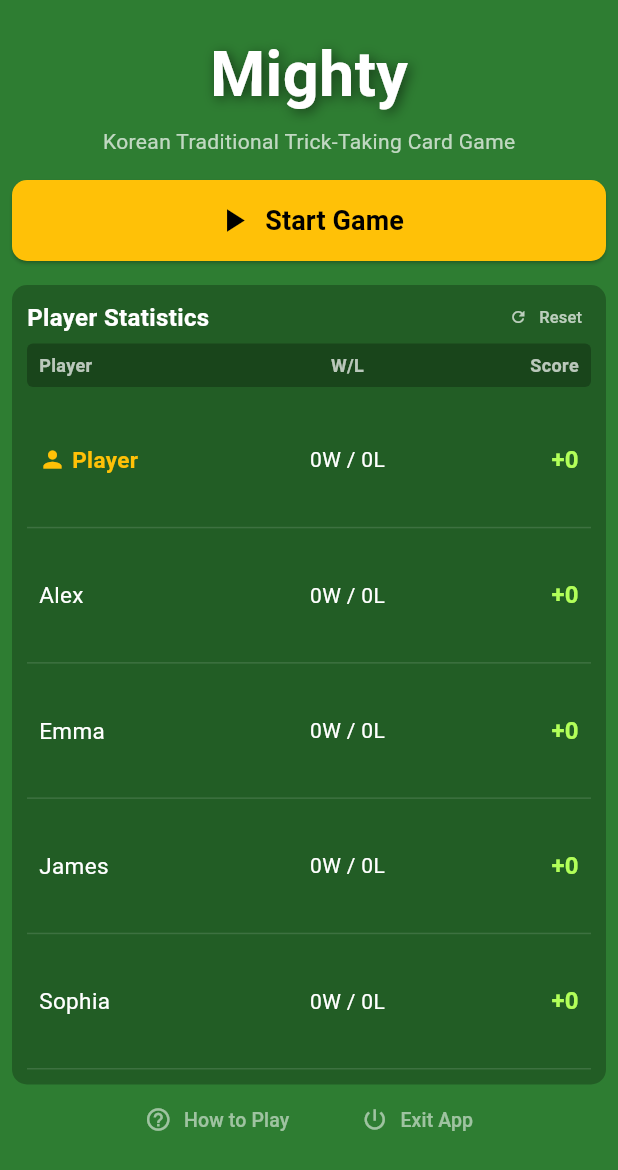
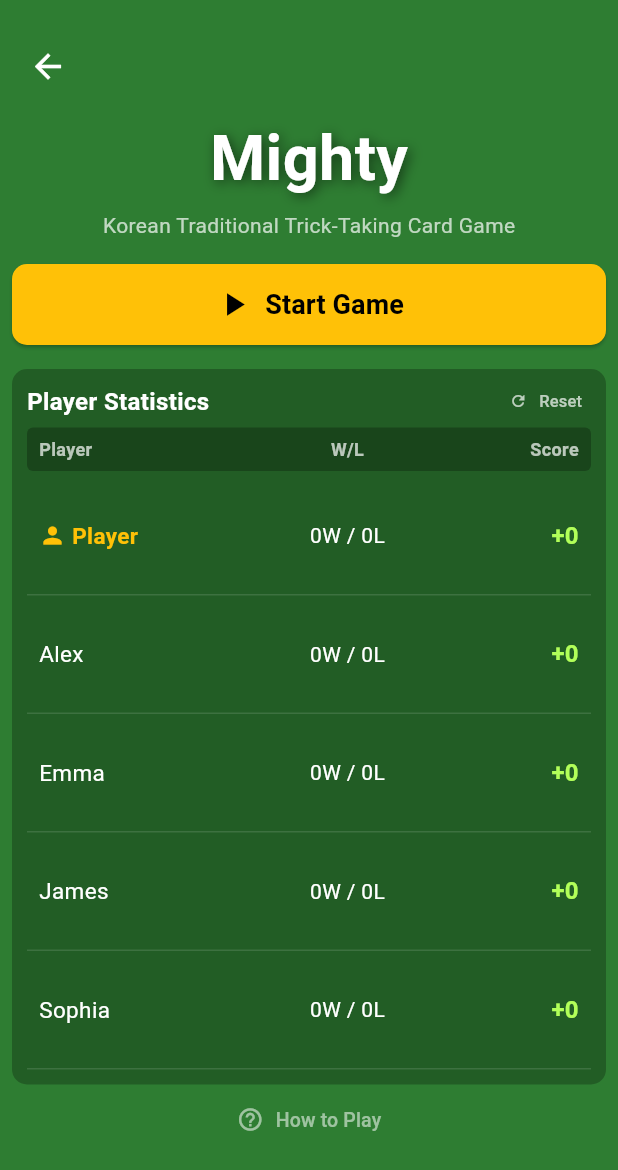
Before and after one commit to mhpark03/mighty, a Flutter app: the HomeScreen screen opened directly, on a phone screen of 412 x 824 dp. Shown: the top 1170 px of the screen. Run offline on Flutter 3.47's test engine with Material 3 defaults, Android fonts, the phone set to English and light mode, and no system bars; our stand-ins replace google_mobile_ads, shared_preferences; accounts and stored records are empty; network calls fail.

Commit message:
Update AI names and improve Mighty home screen
- Change AI names in Seven Card and Hi-Lo to match Mighty (민준, 서연, 지호, 수빈)
- Add back button to Mighty home screen for returning to game selection
- Remove exit app button from Mighty home screen

🤖 Generated with [Claude Code](https://claude.com/claude-code)

Co-Authored-By: Claude Opus 4.5 <noreply@anthropic.com>

```diff
--- a/lib/screens/home_screen.dart
+++ b/lib/screens/home_screen.dart
@@ -61,6 +61,18 @@ class HomeScreen extends StatelessWidget {
                     padding: EdgeInsets.fromLTRB(8, topPadding, 8, bottomPadding),
                     child: Column(
                       children: [
+                  // 홈으로 돌아가기 버튼
+                  Align(
+                    alignment: Alignment.centerLeft,
+                    child: IconButton(
+                      onPressed: () => Navigator.pop(context),
+                      icon: Icon(Icons.arrow_back, color: Colors.white, size: isSmallScreen ? 22 : 26),
+                      tooltip: '게임 선택',
+                      padding: EdgeInsets.zero,
+                      constraints: const BoxConstraints(),
+                    ),
+                  ),
+                  SizedBox(height: isSmallScreen ? 4 : 8),
                   // 타이틀
                   Text(
                     l10n.appTitle,
@@ -242,10 +254,7 @@ class HomeScreen extends StatelessWidget {
                   ),
                   SizedBox(height: isSmallScreen ? 4 : 8),
 
-                        // 가이드 버튼과 앱 종료 버튼
-                        Row(
-                          mainAxisAlignment: MainAxisAlignment.center,
-                          children: [
+                        // 가이드 버튼
                         TextButton.icon(
                           onPressed: () => _showGameGuideDialog(context, l10n, isSmallScreen),
                           icon: Icon(Icons.help_outline, color: Colors.white54, size: isSmallScreen ? 16 : 18),
@@ -258,22 +267,6 @@ class HomeScreen extends StatelessWidget {
                             minimumSize: Size.zero,
                             tapTargetSize: MaterialTapTargetSize.shrinkWrap,
                           ),
-                            ),
-                            SizedBox(width: isSmallScreen ? 16 : 24),
-                            TextButton.icon(
-                              onPressed: () => _showExitAppDialog(context, l10n),
-                              icon: Icon(Icons.power_settings_new, color: Colors.white54, size: isSmallScreen ? 16 : 18),
-                              label: Text(
-                                l10n.exitApp,
-                                style: TextStyle(color: Colors.white54, fontSize: isSmallScreen ? 12 : 13),
-                              ),
-                              style: TextButton.styleFrom(
-                                padding: EdgeInsets.symmetric(horizontal: 12, vertical: isSmallScreen ? 4 : 6),
-                                minimumSize: Size.zero,
-                                tapTargetSize: MaterialTapTargetSize.shrinkWrap,
-                              ),
-                            ),
-                          ],
                         ),
                       ],
                     ),
```
Also changed, not shown: lib/services/hi_lo/hi_lo_controller.dart (+4 -4 lines), lib/services/hi_lo/hi_lo_stats_service.dart (+5 -5 lines), lib/services/seven_card/seven_card_controller.dart (+4 -4 lines), lib/services/seven_card/seven_card_stats_service.dart (+5 -5 lines). Lines whose indentation alone changed are shown as unchanged.
